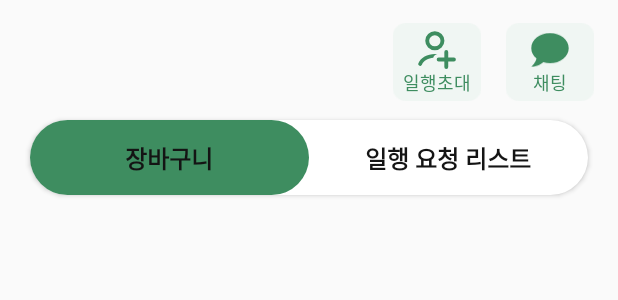
After one commit to hyundai-shallwescan/client, an Android app: the layout fragment_container.xml on its own in the app's theme, with its tools: preview values and no code run, on a phone screen of 412 x 824 dp. The commit adds this screen. Shown: the top 300 px of the screen. Run offline under Robolectric (Android 15) with nearby library versions, the phone set to English and light mode, and no system bars.

Commit message:
:sparkles: Feat: 장바구니와 일행 공유 리스트 스위치

```diff
--- /dev/null
+++ b/app/src/main/res/drawable/bg_segmented_control.xml
@@ -0,0 +1,4 @@
+<shape xmlns:android="http://schemas.android.com/apk/res/android">
+    <solid android:color="@android:color/white" />
+    <corners android:radius="25dp" />
+</shape>
--- /dev/null
+++ b/app/src/main/res/drawable/bg_slider.xml
@@ -0,0 +1,4 @@
+<shape xmlns:android="http://schemas.android.com/apk/res/android">
+    <solid android:color="@color/main" />
+    <corners android:radius="25dp" />
+</shape>
--- /dev/null
+++ b/app/src/main/res/drawable/btn_scan_additional.xml
@@ -0,0 +1,9 @@
+<vector xmlns:android="http://schemas.android.com/apk/res/android"
+    android:width="200dp"
+    android:height="175dp"
+    android:viewportWidth="200"
+    android:viewportHeight="175">
+  <path
+      android:pathData="M30,0L170,0A30,30 0,0 1,200 30L200,145A30,30 0,0 1,170 175L30,175A30,30 0,0 1,0 145L0,30A30,30 0,0 1,30 0z"
+      android:fillColor="#F0F6F3"/>
+</vector>
--- /dev/null
+++ b/app/src/main/res/drawable/ic_scan_additional.xml
@@ -0,0 +1,22 @@
+<vector xmlns:android="http://schemas.android.com/apk/res/android"
+    android:width="88dp"
+    android:height="88dp"
+    android:viewportWidth="88"
+    android:viewportHeight="88">
+  <path
+      android:pathData="M39,40C48.757,40 56.666,32.239 56.666,22.666C56.666,13.093 48.757,5.333 39,5.333C29.243,5.333 21.333,13.093 21.333,22.666C21.333,32.239 29.243,40 39,40Z"
+      android:strokeWidth="9"
+      android:fillColor="#00000000"
+      android:strokeColor="#3E8D60"
+      android:strokeLineCap="round"/>
+  <path
+      android:pathData="M44.861,53.329C42.923,53.11 40.97,53 39,53C30.52,53 22.19,55.054 15.287,58.95C8.388,62.85 3.141,68.47 0.712,75.148C0.353,76.221 0.436,77.39 0.943,78.404C1.45,79.418 2.34,80.199 3.424,80.578C4.509,80.958 5.701,80.907 6.748,80.437C7.795,79.966 8.613,79.113 9.028,78.06C10.627,73.683 14.253,69.536 19.695,66.464C24.173,63.933 29.566,62.317 35.281,61.827C36.006,59.727 37.268,57.843 38.944,56.355C40.621,54.868 42.658,53.826 44.861,53.329Z"
+      android:fillColor="#3E8D60"
+      android:fillType="evenOdd"/>
+  <path
+      android:pathData="M65.5,48.666V83.333M83.166,65.999H47.833"
+      android:strokeWidth="9"
+      android:fillColor="#00000000"
+      android:strokeColor="#3E8D60"
+      android:strokeLineCap="round"/>
+</vector>
--- /dev/null
+++ b/app/src/main/res/drawable/ic_scan_chat.xml
@@ -0,0 +1,9 @@
+<vector xmlns:android="http://schemas.android.com/apk/res/android"
+    android:width="99dp"
+    android:height="90dp"
+    android:viewportWidth="99"
+    android:viewportHeight="90">
+  <path
+      android:pathData="M49.5,0.75C76.313,0.75 98.25,18.352 98.25,40.083C98.25,61.815 76.313,79.417 49.5,79.417C43.455,79.417 37.654,78.532 32.291,76.958C18.056,89.25 0.75,89.25 0.75,89.25C12.109,77.794 13.913,70.075 14.156,67.125C5.869,60.094 0.75,50.556 0.75,40.083C0.75,18.352 22.688,0.75 49.5,0.75Z"
+      android:fillColor="#3E8D60"/>
+</vector>
--- /dev/null
+++ b/app/src/main/res/layout/fragment_container.xml
@@ -0,0 +1,169 @@
+<androidx.constraintlayout.widget.ConstraintLayout xmlns:android="http://schemas.android.com/apk/res/android"
+    xmlns:tools="http://schemas.android.com/tools"
+    android:layout_width="match_parent"
+    android:layout_height="match_parent"
+    xmlns:app="http://schemas.android.com/apk/res-auto">
+
+    <LinearLayout
+        android:layout_width="wrap_content"
+        android:layout_height="wrap_content"
+        app:layout_constraintEnd_toEndOf="parent"
+        app:layout_constraintTop_toTopOf="parent"
+        android:elevation="2dp"
+        android:layout_marginRight="15dp"
+        android:layout_marginTop="15dp">
+
+        <androidx.constraintlayout.widget.ConstraintLayout
+            android:layout_width="60dp"
+            android:layout_height="wrap_content"
+            android:layout_marginRight="15dp"
+            android:layout_gravity="center">
+
+            <ImageButton
+                android:id="@+id/btn_scanner_additional"
+                android:layout_width="wrap_content"
+                android:layout_height="wrap_content"
+                android:adjustViewBounds="true"
+                android:scaleType="fitCenter"
+                android:background="@android:color/transparent"
+                android:src="@drawable/btn_scan_additional"
+                tools:ignore="MissingConstraints" />
+
+            <ImageView
+                android:id="@+id/img_scanner_additional"
+                android:layout_width="25dp"
+                android:layout_height="25dp"
+                android:src="@drawable/ic_scan_additional"
+                android:layout_marginTop="5dp"
+                app:layout_constraintEnd_toEndOf="parent"
+                app:layout_constraintStart_toStartOf="parent"
+                app:layout_constraintTop_toTopOf="parent" />
+
+            <TextView
+                android:id="@+id/text_scanner_additional"
+                android:layout_width="wrap_content"
+                android:layout_height="wrap_content"
+                android:fontFamily="@font/happiness_sans_title"
+                android:text="@string/btn_scanner_additional"
+                android:textColor="@color/main"
+                android:textSize="12sp"
+                android:layout_marginBottom="5dp"
+                app:layout_constraintBottom_toBottomOf="parent"
+                app:layout_constraintEnd_toEndOf="parent"
+                app:layout_constraintStart_toStartOf="parent"
+                app:layout_constraintTop_toBottomOf="@+id/img_scanner_additional" />
+        </androidx.constraintlayout.widget.ConstraintLayout>
+
+        <androidx.constraintlayout.widget.ConstraintLayout
+            android:layout_width="60dp"
+            android:layout_height="wrap_content"
+            android:layout_gravity="center">
+
+            <ImageButton
+                android:id="@+id/btn_scanner_chat"
+                android:layout_width="wrap_content"
+                android:layout_height="wrap_content"
+                android:adjustViewBounds="true"
+                android:scaleType="fitCenter"
+                android:background="@android:color/transparent"
+                android:src="@drawable/btn_scan_additional"
+                tools:ignore="MissingConstraints" />
+
+            <ImageView
+                android:id="@+id/img_scanner_chat"
+                android:layout_width="25dp"
+                android:layout_height="25dp"
+                android:src="@drawable/ic_scan_chat"
+                android:layout_marginTop="5dp"
+                app:layout_constraintEnd_toEndOf="parent"
+                app:layout_constraintStart_toStartOf="parent"
+                app:layout_constraintTop_toTopOf="parent" />
+
+            <TextView
+                android:id="@+id/text_scanner_chat"
+                android:layout_width="wrap_content"
+                android:layout_height="wrap_content"
+                android:fontFamily="@font/happiness_sans_title"
+                android:text="@string/btn_scanner_chat"
+                android:textColor="@color/main"
+                android:textSize="12sp"
+                android:layout_marginBottom="5dp"
+                app:layout_constraintBottom_toBottomOf="parent"
+                app:layout_constraintEnd_toEndOf="parent"
+                app:layout_constraintStart_toStartOf="parent"
+                app:layout_constraintTop_toBottomOf="@+id/img_scanner_chat" />
+        </androidx.constraintlayout.widget.ConstraintLayout>
+    </LinearLayout>
+
+    <!-- 탭 전환 버튼 -->
+    <androidx.constraintlayout.widget.ConstraintLayout
+        android:id="@+id/tab_container"
+        android:layout_width="match_parent"
+        android:layout_height="50dp"
+        android:layout_marginTop="80dp"
+        android:layout_marginHorizontal="@dimen/common_horizontal_margin"
+        android:elevation="2dp"
+        android:background="@drawable/bg_segmented_control"
+        app:layout_constraintTop_toTopOf="parent"
+        app:layout_constraintStart_toStartOf="parent"
+        app:layout_constraintEnd_toEndOf="parent">
+
+        <!-- 슬라이더 백그라운드 -->
+        <View
+            android:id="@+id/slider"
+            android:layout_width="0dp"
+            android:layout_height="match_parent"
+            android:background="@drawable/bg_slider"
+            app:layout_constraintStart_toStartOf="parent"
+            app:layout_constraintTop_toTopOf="parent"
+            app:layout_constraintBottom_toBottomOf="parent"
+            app:layout_constraintWidth_percent="0.5" />
+
+        <!-- 장바구니 버튼 -->
+        <Button
+            android:id="@+id/btn_cart"
+            android:layout_width="0dp"
+            android:layout_height="wrap_content"
+            android:text="장바구니"
+            android:textColor="@color/black"
+            android:textSize="16sp"
+            android:background="@android:color/transparent"
+            android:textStyle="bold"
+            android:fontFamily="@font/happiness_sans_title"
+            app:layout_constraintStart_toStartOf="parent"
+            app:layout_constraintEnd_toStartOf="@id/btn_share_list"
+            app:layout_constraintTop_toTopOf="parent"
+            app:layout_constraintBottom_toBottomOf="parent"
+            app:layout_constraintWidth_percent="0.5" />
+
+        <!-- 일행 요청 리스트 버튼 -->
+        <Button
+            android:id="@+id/btn_share_list"
+            android:layout_width="0dp"
+            android:layout_height="wrap_content"
+            android:text="일행 요청 리스트"
+            android:textColor="@color/black"
+            android:textSize="16sp"
+            android:fontFamily="@font/happiness_sans_title"
+            android:background="@android:color/transparent"
+            android:textStyle="bold"
+            app:layout_constraintStart_toEndOf="@id/btn_cart"
+            app:layout_constraintEnd_toEndOf="parent"
+            app:layout_constraintTop_toTopOf="parent"
+            app:layout_constraintBottom_toBottomOf="parent"
+            app:layout_constraintWidth_percent="0.5" />
+
+    </androidx.constraintlayout.widget.ConstraintLayout>
+
+    <!-- 프래그먼트를 로드할 컨테이너 -->
+    <FrameLayout
+        android:id="@+id/fragment_container"
+        android:layout_width="match_parent"
+        android:layout_height="0dp"
+        android:elevation="1dp"
+        app:layout_constraintTop_toTopOf="parent"
+        app:layout_constraintBottom_toBottomOf="parent"
+        app:layout_constraintStart_toStartOf="parent"
+        app:layout_constraintEnd_toEndOf="parent" />
+
+</androidx.constraintlayout.widget.ConstraintLayout>
--- a/app/src/main/res/menu/bottom_navigation_menu.xml
+++ b/app/src/main/res/menu/bottom_navigation_menu.xml
@@ -10,7 +10,7 @@
         android:title="@string/title_checklist"
         android:icon="@drawable/selector_checklist" />
     <item
-        android:id="@+id/navigation_scan"
+        android:id="@+id/navigation_container"
         android:title=""
         app:showAsAction="never"/>
     <item
--- a/app/src/main/res/values/strings.xml
+++ b/app/src/main/res/values/strings.xml
@@ -20,4 +20,8 @@
     <string name="modal_camera_message">바코드 스캔을 위해 카메라 권한이 필요합니다. 설정에서 권한을 허용해 주세요.</string>
     <string name="modal_cancel">취소</string>
     <string name="modal_check">확인</string>
+
+    <!-- 버튼 -->
+    <string name="btn_scanner_chat">채팅</string>
+    <string name="btn_scanner_additional">일행초대</string>
 </resources>
```
Also changed, not shown: app/src/main/java/com/ite/sws/MainActivity.kt (+7 -1 lines), app/src/main/java/com/ite/sws/domain/cart/view/ui/ContainerFragment.kt (added, +78 -0 lines), app/src/main/java/com/ite/sws/domain/cart/view/ui/ScanFragment.kt (+51 -19 lines), app/src/main/java/com/ite/sws/domain/cart/view/ui/ScanViewModel.kt (+10 -2 lines), app/src/main/java/com/ite/sws/domain/sharelist/view/ui/ShareListFragment.kt (added, +36 -0 lines), app/src/main/res/drawable/ic_cart.xml (added, +9 -0 lines), app/src/main/res/layout/fragment_share_list.xml (added, +14 -0 lines), app/src/main/res/navigation/main_navigation.xml (+26 -22 lines).
